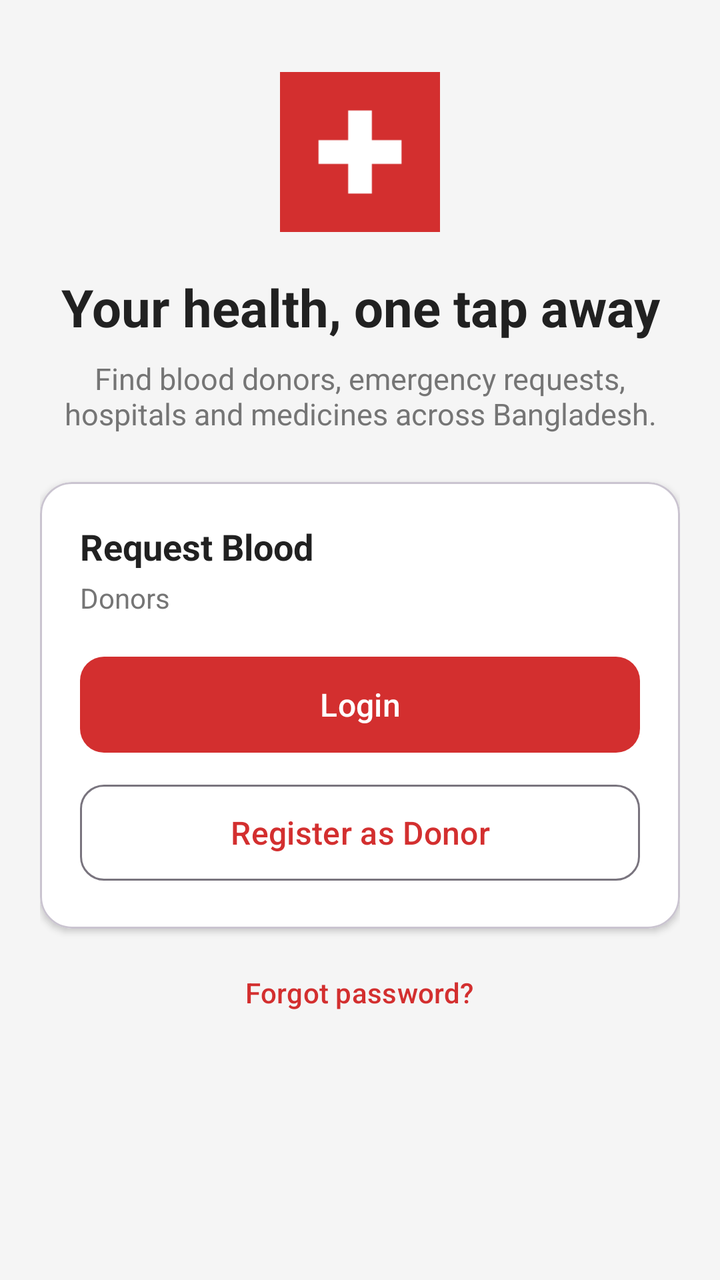
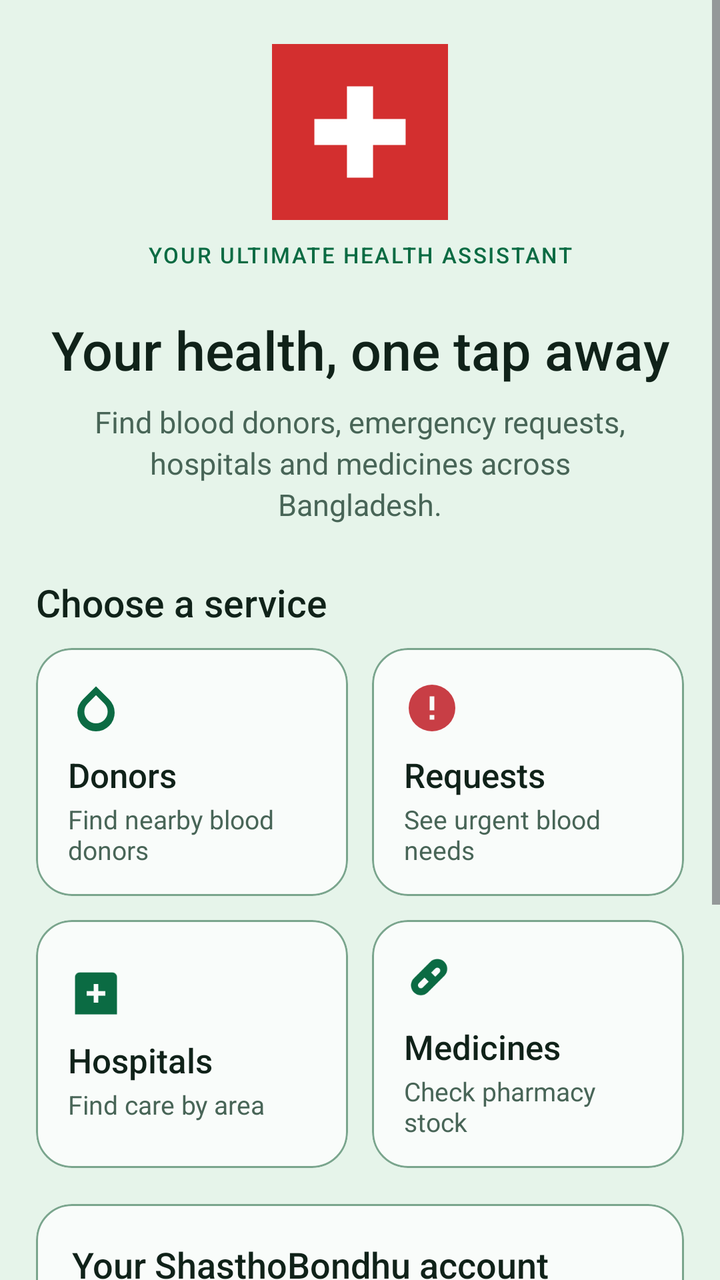

The first picture is an Android layout as it rendered before a commit; the second is the same layout after the commit. The layout source and the unified diff follow.
<!-- AndroidManifest.xml: application theme Theme.ShasthoBondhu -->
<!-- res/layout/fragment_home.xml -->
<?xml version="1.0" encoding="utf-8"?>
<ScrollView xmlns:android="http://schemas.android.com/apk/res/android"
    xmlns:app="http://schemas.android.com/apk/res-auto"
    android:layout_width="match_parent"
    android:layout_height="match_parent"
    android:background="@color/background"
    android:fillViewport="true">

    <LinearLayout
        android:layout_width="match_parent"
        android:layout_height="wrap_content"
        android:orientation="vertical"
        android:padding="20dp">

        <ImageView
            android:layout_width="80dp"
            android:layout_height="80dp"
            android:layout_gravity="center_horizontal"
            android:layout_marginTop="16dp"
            android:contentDescription="@string/app_name"
            android:src="@drawable/ic_app_logo" />

        <TextView
            android:layout_width="match_parent"
            android:layout_height="wrap_content"
            android:layout_marginTop="20dp"
            android:gravity="center"
            android:text="@string/home_greeting"
            android:textColor="@color/text_primary"
            android:textSize="26sp"
            android:textStyle="bold" />

        <TextView
            android:layout_width="match_parent"
            android:layout_height="wrap_content"
            android:layout_marginTop="8dp"
            android:gravity="center"
            android:text="@string/home_subtitle"
            android:textColor="@color/text_secondary"
            android:textSize="15sp" />

        <com.google.android.material.card.MaterialCardView
            android:layout_width="match_parent"
            android:layout_height="wrap_content"
            android:layout_marginTop="24dp"
            app:cardBackgroundColor="@color/secondary"
            app:cardCornerRadius="16dp"
            app:cardElevation="2dp">

            <LinearLayout
                android:layout_width="match_parent"
                android:layout_height="wrap_content"
                android:orientation="vertical"
                android:padding="20dp">

                <TextView
                    android:layout_width="wrap_content"
                    android:layout_height="wrap_content"
                    android:text="@string/request_blood"
                    android:textColor="@color/text_primary"
                    android:textSize="18sp"
                    android:textStyle="bold" />

                <TextView
                    android:layout_width="match_parent"
                    android:layout_height="wrap_content"
                    android:layout_marginTop="4dp"
                    android:text="@string/nav_donors"
                    android:textColor="@color/text_secondary"
                    android:textSize="14sp" />

                <com.google.android.material.button.MaterialButton
                    android:id="@+id/btnLogin"
                    android:layout_width="match_parent"
                    android:layout_height="56dp"
                    android:layout_marginTop="16dp"
                    android:text="@string/action_login"
                    android:textAllCaps="false"
                    android:textSize="16sp"
                    app:cornerRadius="12dp" />

                <com.google.android.material.button.MaterialButton
                    android:id="@+id/btnRegister"
                    style="@style/Widget.Material3.Button.OutlinedButton"
                    android:layout_width="match_parent"
                    android:layout_height="56dp"
                    android:layout_marginTop="8dp"
                    android:text="@string/register_donor"
                    android:textAllCaps="false"
                    android:textSize="16sp"
                    app:cornerRadius="12dp" />
            </LinearLayout>
        </com.google.android.material.card.MaterialCardView>

        <com.google.android.material.button.MaterialButton
            android:id="@+id/btnForgotPassword"
            style="@style/Widget.Material3.Button.TextButton"
            android:layout_width="wrap_content"
            android:layout_height="wrap_content"
            android:layout_gravity="center_horizontal"
            android:layout_marginTop="8dp"
            android:text="@string/forgot_password"
            android:textAllCaps="false" />

    </LinearLayout>
</ScrollView>
<!-- resources referenced by this layout -->
<resources>
  <color name="background">#F5F5F5</color>
  <color name="secondary">#FFFFFF</color>
  <color name="text_primary">#212121</color>
  <color name="text_secondary">#757575</color>
  <string name="request_blood">Request Blood</string>
  <style name="Theme.ShasthoBondhu" parent="Theme.Material3.DayNight.NoActionBar">
          <item name="colorPrimary">@color/primary</item>
          <item name="colorSecondary">@color/accent</item>
          <item name="android:windowBackground">@color/background</item>
          <item name="android:statusBarColor">@color/primary</item>
      </style>
  <color name="primary">#D32F2F</color>
  <color name="accent">#FF5252</color>
  <!-- unchanged entries left out for length: 8 -->
</resources>

<!-- the commit's change to res/layout/fragment_home.xml (unified diff, before → after) -->
@@ -4,103 +4,286 @@
     android:layout_width="match_parent"
     android:layout_height="match_parent"
     android:background="@color/background"
+    android:clipToPadding="false"
     android:fillViewport="true">
 
     <LinearLayout
         android:layout_width="match_parent"
         android:layout_height="wrap_content"
         android:orientation="vertical"
-        android:padding="20dp">
+        android:paddingStart="18dp"
+        android:paddingTop="22dp"
+        android:paddingEnd="18dp"
+        android:paddingBottom="24dp">
 
         <ImageView
-            android:layout_width="80dp"
-            android:layout_height="80dp"
+            android:layout_width="88dp"
+            android:layout_height="88dp"
             android:layout_gravity="center_horizontal"
-            android:layout_marginTop="16dp"
             android:contentDescription="@string/app_name"
             android:src="@drawable/ic_app_logo" />
 
         <TextView
             android:layout_width="match_parent"
             android:layout_height="wrap_content"
-            android:layout_marginTop="20dp"
+            android:layout_marginTop="10dp"
+            android:fontFamily="sans-serif-medium"
+            android:gravity="center"
+            android:letterSpacing="0.08"
+            android:text="@string/brand_tagline"
+            android:textColor="@color/primary"
+            android:textSize="11sp" />
+
+        <TextView
+            android:layout_width="match_parent"
+            android:layout_height="wrap_content"
+            android:layout_marginTop="22dp"
+            android:fontFamily="sans-serif-medium"
             android:gravity="center"
             android:text="@string/home_greeting"
             android:textColor="@color/text_primary"
-            android:textSize="26sp"
-            android:textStyle="bold" />
-
-        <TextView
-            android:layout_width="match_parent"
-            android:layout_height="wrap_content"
+            android:textSize="27sp" />
+
+        <TextView
+            android:layout_width="match_parent"
+            android:layout_height="wrap_content"
+            android:layout_marginStart="16dp"
             android:layout_marginTop="8dp"
+            android:layout_marginEnd="16dp"
             android:gravity="center"
+            android:lineSpacingExtra="3dp"
             android:text="@string/home_subtitle"
             android:textColor="@color/text_secondary"
             android:textSize="15sp" />
 
+        <TextView
+            android:layout_width="match_parent"
+            android:layout_height="wrap_content"
+            android:layout_marginTop="26dp"
+            android:fontFamily="sans-serif-medium"
+            android:text="@string/home_choose_service"
+            android:textColor="@color/text_primary"
+            android:textSize="19sp" />
+
+        <LinearLayout
+            android:layout_width="match_parent"
+            android:layout_height="wrap_content"
+            android:layout_marginTop="10dp"
+            android:baselineAligned="false"
+            android:orientation="horizontal">
+
+            <com.google.android.material.card.MaterialCardView
+                android:id="@+id/cardDonors"
+                style="@style/Widget.Shastho.Card.Action"
+                android:layout_width="0dp"
+                android:layout_height="124dp"
+                android:layout_marginEnd="6dp"
+                android:layout_weight="1">
+
+                <LinearLayout
+                    android:layout_width="match_parent"
+                    android:layout_height="match_parent"
+                    android:gravity="center_vertical"
+                    android:orientation="vertical"
+                    android:padding="16dp">
+                    <ImageView
+                        android:layout_width="28dp"
+                        android:layout_height="28dp"
+                        android:contentDescription="@string/nav_donors"
+                        android:src="@drawable/ic_nav_donors"
+                        app:tint="@color/primary" />
+                    <TextView
+                        android:layout_width="wrap_content"
+                        android:layout_height="wrap_content"
+                        android:layout_marginTop="8dp"
+                        android:fontFamily="sans-serif-medium"
+                        android:text="@string/nav_donors"
+                        android:textColor="@color/text_primary"
+                        android:textSize="17sp" />
+                    <TextView
+                        android:layout_width="match_parent"
+                        android:layout_height="wrap_content"
+                        android:layout_marginTop="2dp"
+                        android:maxLines="2"
+                        android:text="@string/home_donors_note"
+                        android:textColor="@color/text_secondary"
+                        android:textSize="13sp" />
+                </LinearLayout>
+            </com.google.android.material.card.MaterialCardView>
+
+            <com.google.android.material.card.MaterialCardView
+                android:id="@+id/cardRequests"
+                style="@style/Widget.Shastho.Card.Action"
+                android:layout_width="0dp"
+                android:layout_height="124dp"
+                android:layout_marginStart="6dp"
+                android:layout_weight="1">
+                <LinearLayout
+                    android:layout_width="match_parent"
+                    android:layout_height="match_parent"
+                    android:gravity="center_vertical"
+                    android:orientation="vertical"
+                    android:padding="16dp">
+                    <ImageView
+                        android:layout_width="28dp"
+                        android:layout_height="28dp"
+                        android:contentDescription="@string/nav_requests"
+                        android:src="@drawable/ic_nav_requests"
+                        app:tint="@color/emergency" />
+                    <TextView
+                        android:layout_width="wrap_content"
+                        android:layout_height="wrap_content"
+                        android:layout_marginTop="8dp"
+                        android:fontFamily="sans-serif-medium"
+                        android:text="@string/nav_requests"
+                        android:textColor="@color/text_primary"
+                        android:textSize="17sp" />
+                    <TextView
+                        android:layout_width="match_parent"
+                        android:layout_height="wrap_content"
+                        android:layout_marginTop="2dp"
+                        android:maxLines="2"
+                        android:text="@string/home_requests_note"
+                        android:textColor="@color/text_secondary"
+                        android:textSize="13sp" />
+                </LinearLayout>
+            </com.google.android.material.card.MaterialCardView>
+        </LinearLayout>
+
+        <LinearLayout
+            android:layout_width="match_parent"
+            android:layout_height="wrap_content"
+            android:layout_marginTop="12dp"
+            android:baselineAligned="false"
+            android:orientation="horizontal">
+
+            <com.google.android.material.card.MaterialCardView
+                android:id="@+id/cardHospitals"
+                style="@style/Widget.Shastho.Card.Action"
+                android:layout_width="0dp"
+                android:layout_height="124dp"
+                android:layout_marginEnd="6dp"
+                android:layout_weight="1">
+                <LinearLayout
+                    android:layout_width="match_parent"
+                    android:layout_height="match_parent"
+                    android:gravity="center_vertical"
+                    android:orientation="vertical"
+                    android:padding="16dp">
+                    <ImageView
+                        android:layout_width="28dp"
+                        android:layout_height="28dp"
+                        android:contentDescription="@string/nav_hospitals"
+                        android:src="@drawable/ic_nav_hospitals"
+                        app:tint="@color/primary" />
+                    <TextView
+                        android:layout_width="wrap_content"
+                        android:layout_height="wrap_content"
+                        android:layout_marginTop="8dp"
+                        android:fontFamily="sans-serif-medium"
+                        android:text="@string/nav_hospitals"
+                        android:textColor="@color/text_primary"
+                        android:textSize="17sp" />
+                    <TextView
+                        android:layout_width="match_parent"
+                        android:layout_height="wrap_content"
+                        android:layout_marginTop="2dp"
+                        android:maxLines="2"
+                        android:text="@string/home_hospitals_note"
+                        android:textColor="@color/text_secondary"
+                        android:textSize="13sp" />
+                </LinearLayout>
+            </com.google.android.material.card.MaterialCardView>
+
+            <com.google.android.material.card.MaterialCardView
+                android:id="@+id/cardMedicines"
+                style="@style/Widget.Shastho.Card.Action"
+                android:layout_width="0dp"
+                android:layout_height="124dp"
+                android:layout_marginStart="6dp"
+                android:layout_weight="1">
+                <LinearLayout
+                    android:layout_width="match_parent"
+                    android:layout_height="match_parent"
+                    android:gravity="center_vertical"
+                    android:orientation="vertical"
+                    android:padding="16dp">
+                    <ImageView
+                        android:layout_width="28dp"
+                        android:layout_height="28dp"
+                        android:contentDescription="@string/nav_medicines"
+                        android:src="@drawable/ic_nav_medicines"
+                        app:tint="@color/primary" />
+                    <TextView
+                        android:layout_width="wrap_content"
+                        android:layout_height="wrap_content"
+                        android:layout_marginTop="8dp"
+                        android:fontFamily="sans-serif-medium"
+                        android:text="@string/nav_medicines"
+                        android:textColor="@color/text_primary"
+                        android:textSize="17sp" />
+                    <TextView
+                        android:layout_width="match_parent"
+                        android:layout_height="wrap_content"
+                        android:layout_marginTop="2dp"
+                        android:maxLines="2"
+                        android:text="@string/home_medicines_note"
+                        android:textColor="@color/text_secondary"
+                        android:textSize="13sp" />
+                </LinearLayout>
+            </com.google.android.material.card.MaterialCardView>
+        </LinearLayout>
+
         <com.google.android.material.card.MaterialCardView
-            android:layout_width="match_parent"
-            android:layout_height="wrap_content"
-            android:layout_marginTop="24dp"
-            app:cardBackgroundColor="@color/secondary"
-            app:cardCornerRadius="16dp"
-            app:cardElevation="2dp">
-
+            style="@style/Widget.Shastho.Card.Box"
+            android:layout_width="match_parent"
+            android:layout_height="wrap_content"
+            android:layout_marginTop="18dp">
             <LinearLayout
                 android:layout_width="match_parent"
                 android:layout_height="wrap_content"
                 android:orientation="vertical"
-                android:padding="20dp">
-
+                android:padding="18dp">
                 <TextView
-                    android:layout_width="wrap_content"
+                    android:layout_width="match_parent"
                     android:layout_height="wrap_content"
-                    android:text="@string/request_blood"
+                    android:fontFamily="sans-serif-medium"
+                    android:text="@string/home_account_title"
                     android:textColor="@color/text_primary"
-                    android:textSize="18sp"
-                    android:textStyle="bold" />
-
+                    android:textSize="18sp" />
                 <TextView
                     android:layout_width="match_parent"
                     android:layout_height="wrap_content"
                     android:layout_marginTop="4dp"
-                    android:text="@string/nav_donors"
+                    android:lineSpacingExtra="2dp"
+                    android:text="@string/home_account_note"
                     android:textColor="@color/text_secondary"
                     android:textSize="14sp" />
-
                 <com.google.android.material.button.MaterialButton
                     android:id="@+id/btnLogin"
-                    android:layout_width="match_parent"
-                    android:layout_height="56dp"
+                    style="@style/Widget.Shastho.Button.Primary"
+                    android:layout_width="match_parent"
+                    android:layout_height="52dp"
                     android:layout_marginTop="16dp"
-                    android:text="@string/action_login"
-                    android:textAllCaps="false"
-                    android:textSize="16sp"
-                    app:cornerRadius="12dp" />
-
+                    android:text="@string/action_login" />
                 <com.google.android.material.button.MaterialButton
                     android:id="@+id/btnRegister"
-                    style="@style/Widget.Material3.Button.OutlinedButton"
-                    android:layout_width="match_parent"
-                    android:layout_height="56dp"
+                    style="@style/Widget.Shastho.Button.Box"
+                    android:layout_width="match_parent"
+                    android:layout_height="52dp"
                     android:layout_marginTop="8dp"
-                    android:text="@string/register_donor"
+                    android:text="@string/register_donor" />
+                <com.google.android.material.button.MaterialButton
+                    android:id="@+id/btnForgotPassword"
+                    style="@style/Widget.Material3.Button.TextButton"
+                    android:layout_width="wrap_content"
+                    android:layout_height="48dp"
+                    android:layout_gravity="center_horizontal"
+                    android:layout_marginTop="2dp"
+                    android:text="@string/forgot_password"
                     android:textAllCaps="false"
-                    android:textSize="16sp"
-                    app:cornerRadius="12dp" />
+                    android:textColor="@color/primary" />
             </LinearLayout>
         </com.google.android.material.card.MaterialCardView>
-
-        <com.google.android.material.button.MaterialButton
-            android:id="@+id/btnForgotPassword"
-            style="@style/Widget.Material3.Button.TextButton"
-            android:layout_width="wrap_content"
-            android:layout_height="wrap_content"
-            android:layout_gravity="center_horizontal"
-            android:layout_marginTop="8dp"
-            android:text="@string/forgot_password"
-            android:textAllCaps="false" />
-
     </LinearLayout>
 </ScrollView>
<!-- resource entries referenced after the edit -->
@@ -1,18 +1,118 @@
 <!-- resources referenced by this layout -->
 <resources>
-  <color name="background">#F5F5F5</color>
-  <color name="secondary">#FFFFFF</color>
-  <color name="text_primary">#212121</color>
-  <color name="text_secondary">#757575</color>
-  <string name="request_blood">Request Blood</string>
+  <color name="background">#E6F4EA</color>
+  <color name="emergency">#C83E45</color>
+  <color name="text_primary">#102219</color>
+  <color name="text_secondary">#486557</color>
+  <!-- drawable ic_nav_donors (drawable) -->
+  <?xml version="1.0" encoding="utf-8"?>
+  <vector xmlns:android="http://schemas.android.com/apk/res/android"
+      android:width="24dp"
+      android:height="24dp"
+      android:viewportWidth="24"
+      android:viewportHeight="24">
+      <path
+          android:fillColor="#000000"
+          android:pathData="M12,2.69l5.66,5.66A8,8 0,1 1,6.34 8.35zM12,6.5L8.46,10.04A5,5 0,1 0,15.54 10.04z" />
+  </vector>
+  <!-- drawable ic_nav_hospitals (drawable) -->
+  <?xml version="1.0" encoding="utf-8"?>
+  <vector xmlns:android="http://schemas.android.com/apk/res/android"
+      android:width="24dp"
+      android:height="24dp"
+      android:viewportWidth="24"
+      android:viewportHeight="24">
+      <path
+          android:fillColor="#000000"
+          android:pathData="M19,3H5a2,2 0,0 0,-2 2v16h18V5a2,2 0,0 0,-2 -2zM16,13h-3v3h-2v-3H8v-2h3V8h2v3h3z" />
+  </vector>
+  <!-- drawable ic_nav_medicines (drawable) -->
+  <?xml version="1.0" encoding="utf-8"?>
+  <vector xmlns:android="http://schemas.android.com/apk/res/android"
+      android:width="24dp"
+      android:height="24dp"
+      android:viewportWidth="24"
+      android:viewportHeight="24">
+      <path
+          android:fillColor="#000000"
+          android:pathData="M4.22,11.29l7.07,-7.07a4.24,4.24 0,0 1,6 6l-7.07,7.07a4.24,4.24 0,0 1,-6 -6zM6.34,13.41a1.24,1.24 0,0 0,1.76 1.76l2.47,-2.47 -1.76,-1.76zM13.41,10.59l1.76,-1.76a1.24,1.24 0,0 0,-1.76 -1.76l-1.76,1.76z" />
+  </vector>
+  <!-- drawable ic_nav_requests (drawable) -->
+  <?xml version="1.0" encoding="utf-8"?>
+  <vector xmlns:android="http://schemas.android.com/apk/res/android"
+      android:width="24dp"
+      android:height="24dp"
+      android:viewportWidth="24"
+      android:viewportHeight="24">
+      <path
+          android:fillColor="#000000"
+          android:pathData="M12,2a10,10 0,1 0,10 10A10,10 0,0 0,12 2zM13,17h-2v-2h2zM13,13h-2V7h2z" />
+  </vector>
+  <string name="brand_tagline">YOUR ULTIMATE HEALTH ASSISTANT</string>
+  <string name="home_account_note">Sign in to register as a donor, request blood or manage pharmacy stock.</string>
+  <string name="home_account_title">Your ShasthoBondhu account</string>
+  <string name="home_choose_service">Choose a service</string>
+  <string name="home_donors_note">Find nearby blood donors</string>
+  <string name="home_hospitals_note">Find care by area</string>
+  <string name="home_medicines_note">Check pharmacy stock</string>
+  <string name="home_requests_note">See urgent blood needs</string>
+  <string name="nav_hospitals">Hospitals</string>
+  <string name="nav_medicines">Medicines</string>
+  <string name="nav_requests">Requests</string>
+  <style name="Widget.Shastho.Button.Box" parent="Widget.Material3.Button.OutlinedButton">
+          <item name="strokeColor">@color/outline</item>
+          <item name="android:textColor">@color/primary</item>
+          <item name="cornerRadius">14dp</item>
+          <item name="android:minHeight">48dp</item>
+          <item name="android:textAllCaps">false</item>
+      </style>
+  <style name="Widget.Shastho.Button.Primary" parent="Widget.Material3.Button">
+          <item name="backgroundTint">@color/primary</item>
+          <item name="android:textColor">@color/on_primary</item>
+          <item name="cornerRadius">14dp</item>
+          <item name="android:minHeight">52dp</item>
+          <item name="android:textAllCaps">false</item>
+      </style>
+  <style name="Widget.Shastho.Card.Action" parent="Widget.Shastho.Card.Box">
+          <item name="rippleColor">@color/primary_container</item>
+          <item name="android:clickable">true</item>
+          <item name="android:focusable">true</item>
+      </style>
+  <style name="Widget.Shastho.Card.Box" parent="Widget.Material3.CardView.Outlined">
+          <item name="cardBackgroundColor">@color/surface</item>
+          <item name="cardCornerRadius">18dp</item>
+          <item name="cardElevation">0dp</item>
+          <item name="strokeColor">@color/outline</item>
+          <item name="strokeWidth">1dp</item>
+      </style>
   <style name="Theme.ShasthoBondhu" parent="Theme.Material3.DayNight.NoActionBar">
           <item name="colorPrimary">@color/primary</item>
-          <item name="colorSecondary">@color/accent</item>
+          <item name="colorOnPrimary">@color/on_primary</item>
+          <item name="colorPrimaryContainer">@color/primary_container</item>
+          <item name="colorOnPrimaryContainer">@color/on_primary_container</item>
+          <item name="colorSecondary">@color/emergency</item>
+          <item name="colorOnSecondary">@color/on_primary</item>
+          <item name="android:colorBackground">@color/background</item>
+          <item name="colorOnBackground">@color/text_primary</item>
+          <item name="colorSurface">@color/surface</item>
+          <item name="colorOnSurface">@color/text_primary</item>
+          <item name="colorSurfaceVariant">@color/surface_variant</item>
+          <item name="colorOnSurfaceVariant">@color/text_secondary</item>
+          <item name="colorOutline">@color/outline</item>
+          <item name="android:fontFamily">sans-serif</item>
           <item name="android:windowBackground">@color/background</item>
-          <item name="android:statusBarColor">@color/primary</item>
+          <item name="android:statusBarColor">@color/background</item>
+          <item name="android:navigationBarColor">@color/background</item>
+          <item name="android:windowLightStatusBar">true</item>
+          <item name="android:windowLightNavigationBar">true</item>
       </style>
-  <color name="primary">#D32F2F</color>
-  <color name="accent">#FF5252</color>
+  <color name="outline">#7AA58D</color>
+  <color name="on_primary">#FFFFFF</color>
+  <color name="primary_container">#C9EAD5</color>
+  <color name="surface">#F9FCFA</color>
+  <color name="on_primary_container">#073C27</color>
+  <color name="surface_variant">#D5E9DC</color>
+  <color name="primary">#0B6B43</color>
   <!-- unchanged entries left out for length: 8 -->
 </resources>
 
